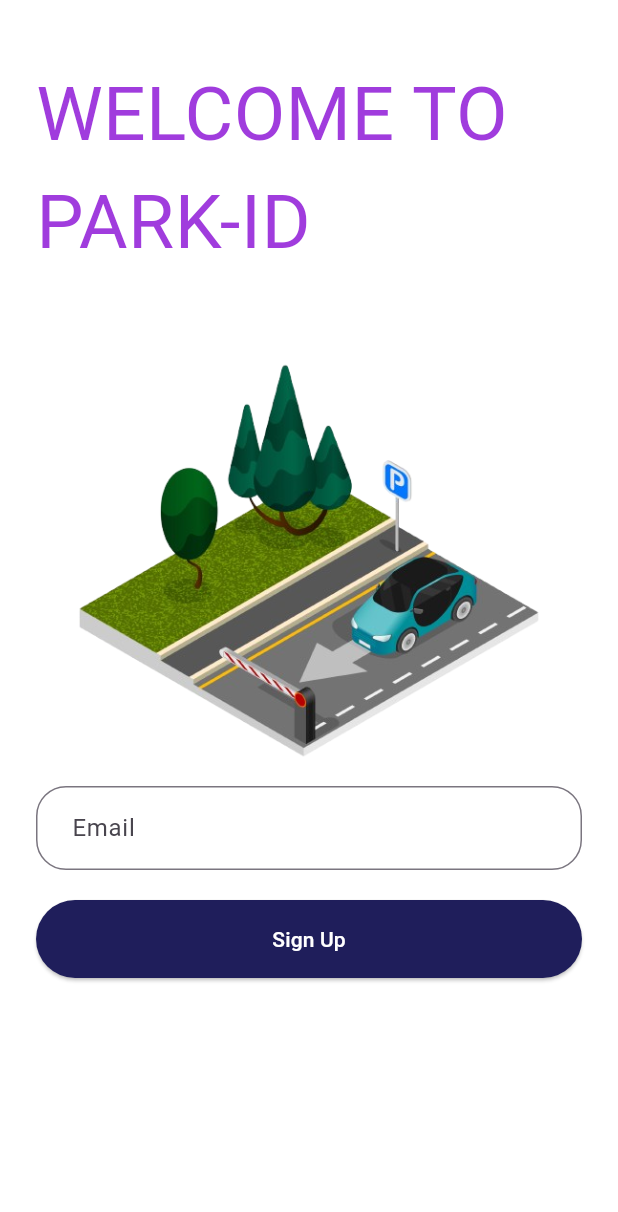
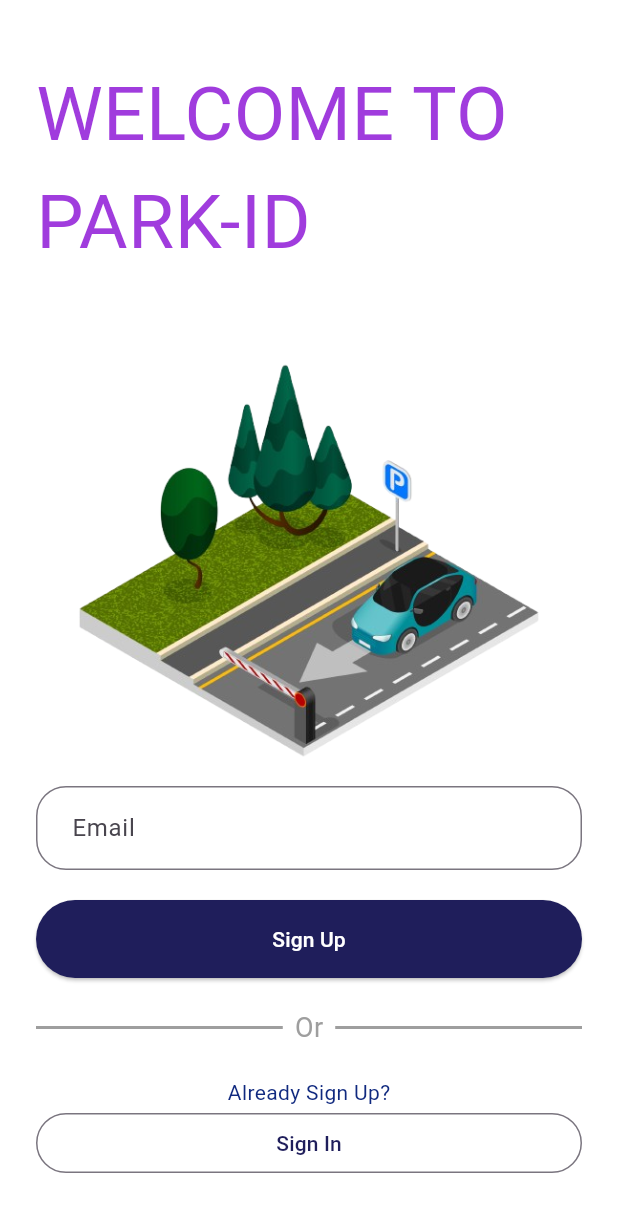
Before and after one commit to Gbert0192/Front-End-Mobile-Nicolas, a Flutter app: the SignUp screen opened directly, on a phone screen of 412 x 824 dp. Shown: the top 1212 px of the screen. Run offline on Flutter 3.47's test engine with Material 3 defaults, Android fonts, the light colour scheme and no system bars.

Commit message:
sign up page

```diff
--- a/lib/sign_up.dart
+++ b/lib/sign_up.dart
@@ -43,12 +43,15 @@ class _SignUpState extends State<SignUp> {
                   border: const OutlineInputBorder(
                     borderRadius: BorderRadius.all(Radius.circular(20)),
                   ),
-                  label: const Text('Email'),
+                  labelText: 'Email',
                   errorText:
                       isEmailEmpty == true ? '*Email Must be Filled' : null,
                   contentPadding: const EdgeInsets.symmetric(
                     horizontal: 20,
                     vertical: 16,
+                  ),
+                  errorBorder: OutlineInputBorder(
+                    borderSide: BorderSide(color: Colors.red),
                   ),
                 ),
               ),
@@ -82,6 +85,54 @@ class _SignUpState extends State<SignUp> {
                   ),
                 ),
               ),
+              SizedBox(height: 20),
+              SizedBox(
+                child: Row(
+                  children: [
+                    Expanded(
+                      child: Container(
+                        height: 2,
+                        width: double.infinity,
+                        color: Colors.grey,
+                      ),
+                    ),
+                    const Padding(
+                      padding: EdgeInsets.symmetric(horizontal: 8),
+                      child: Text(
+                        'Or',
+                        style: TextStyle(color: Colors.grey, fontSize: 18),
+                      ),
+                    ),
+                    Expanded(
+                      child: Container(
+                        height: 2,
+                        width: double.infinity,
+                        color: Colors.grey,
+                      ),
+                    ),
+                  ],
+                ),
+              ),
+              SizedBox(height: 20),
+              Text(
+                'Already Sign Up?',
+                style: TextStyle(color: Color(0xFF10297F)),
+              ),
+              SizedBox(
+                width: double.infinity,
+                child: OutlinedButton(
+                  onPressed: () {
+                    Navigator.push(
+                      context,
+                      MaterialPageRoute(builder: (context) => SignIn()),
+                    );
+                  },
+                  child: const Text(
+                    'Sign In',
+                    style: TextStyle(color: Color(0xFF1F1E5B)),
+                  ),
+                ),
+              ),
             ],
           ),
         ),
```
